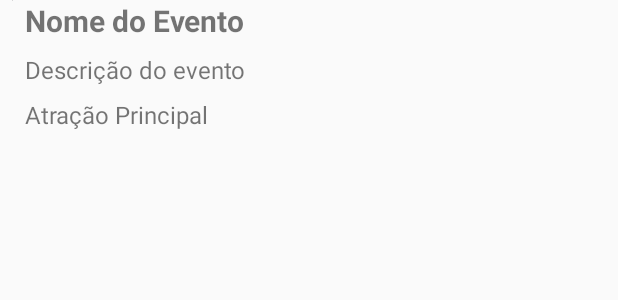
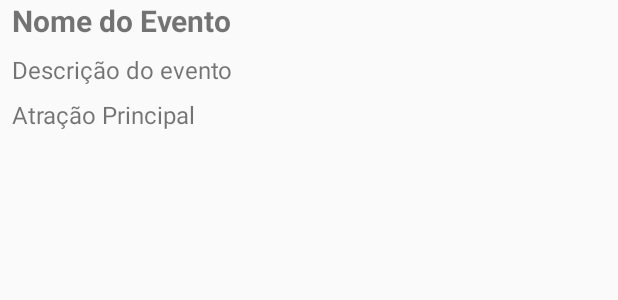
Before and after one commit to caravanaiesb/Iesb.PI, an Android app: the layout linha_event.xml on its own in the app's theme, with its tools: preview values and no code run, on a phone screen of 412 x 824 dp. Shown: the top 300 px of the screen. Run offline under Robolectric (Android 15) with nearby library versions, the phone set to English and light mode, and no system bars.

Commit message:
Event Adpter

```diff
--- a/app/src/main/res/layout/linha_event.xml
+++ b/app/src/main/res/layout/linha_event.xml
@@ -16,7 +16,8 @@
         android:textSize="20sp"
         android:textStyle="bold"
         app:layout_constraintEnd_toEndOf="parent"
-        app:layout_constraintStart_toEndOf="@+id/imgListEvent"
+
+        app:layout_constraintStart_toStartOf="parent"
         tools:ignore="MissingConstraints"
         tools:layout_editor_absoluteY="16dp" />
 
@@ -24,38 +25,27 @@
         android:id="@+id/txtListDescEvent"
         android:layout_width="0dp"
         android:layout_height="wrap_content"
-        android:layout_marginStart="8dp"
         android:layout_marginTop="8dp"
         android:layout_marginEnd="8dp"
         android:text="@string/descri_o_do_evento"
         android:textSize="16sp"
+
         app:layout_constraintEnd_toEndOf="parent"
-        app:layout_constraintHorizontal_bias="1.0"
-        app:layout_constraintStart_toEndOf="@+id/imgListEvent"
+        app:layout_constraintStart_toStartOf="@+id/txtListEvent"
         app:layout_constraintTop_toBottomOf="@+id/txtListEvent" />
 
     <TextView
         android:id="@+id/txtListAtracao"
         android:layout_width="0dp"
         android:layout_height="wrap_content"
-        android:layout_marginStart="8dp"
         android:layout_marginTop="8dp"
         android:layout_marginEnd="8dp"
         android:text="@string/atracao_principal"
         android:textSize="16sp"
+
         app:layout_constraintEnd_toEndOf="parent"
-        app:layout_constraintHorizontal_bias="1.0"
-        app:layout_constraintStart_toEndOf="@+id/imgListEvent"
+        app:layout_constraintStart_toStartOf="@+id/txtListDescEvent"
         app:layout_constraintTop_toBottomOf="@+id/txtListDescEvent" />
 
-    <ImageView
-        android:id="@+id/imgListEvent"
-        android:layout_width="wrap_content"
-        android:layout_height="wrap_content"
-        android:layout_marginStart="8dp"
-        app:layout_constraintStart_toStartOf="parent"
-        tools:ignore="ContentDescription,MissingConstraints"
-        tools:layout_editor_absoluteY="4dp"
-        tools:srcCompat="@tools:sample/avatars" />
 
 </android.support.constraint.ConstraintLayout>
```
Also changed, not shown: app/src/main/java/br/pi/iesb/CadastroeventoActivity.java (+2 -38 lines), app/src/main/java/br/pi/iesb/EventAdapter.java (+42 -34 lines), app/src/main/java/br/pi/iesb/FeedeventActivity.java (+8 -3 lines).
